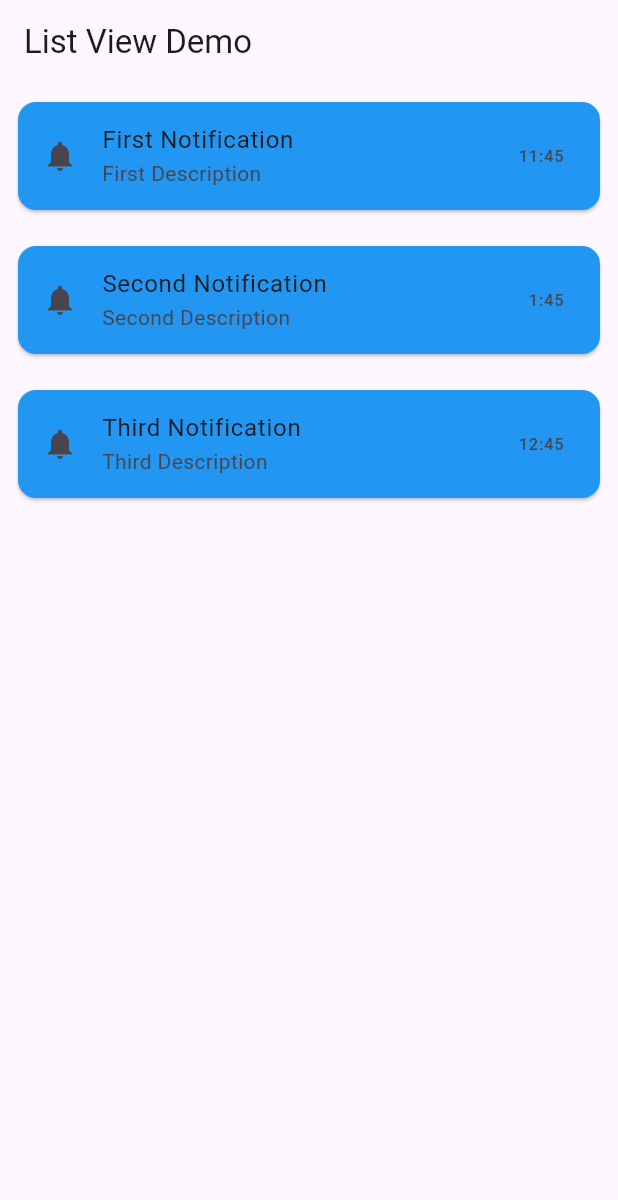
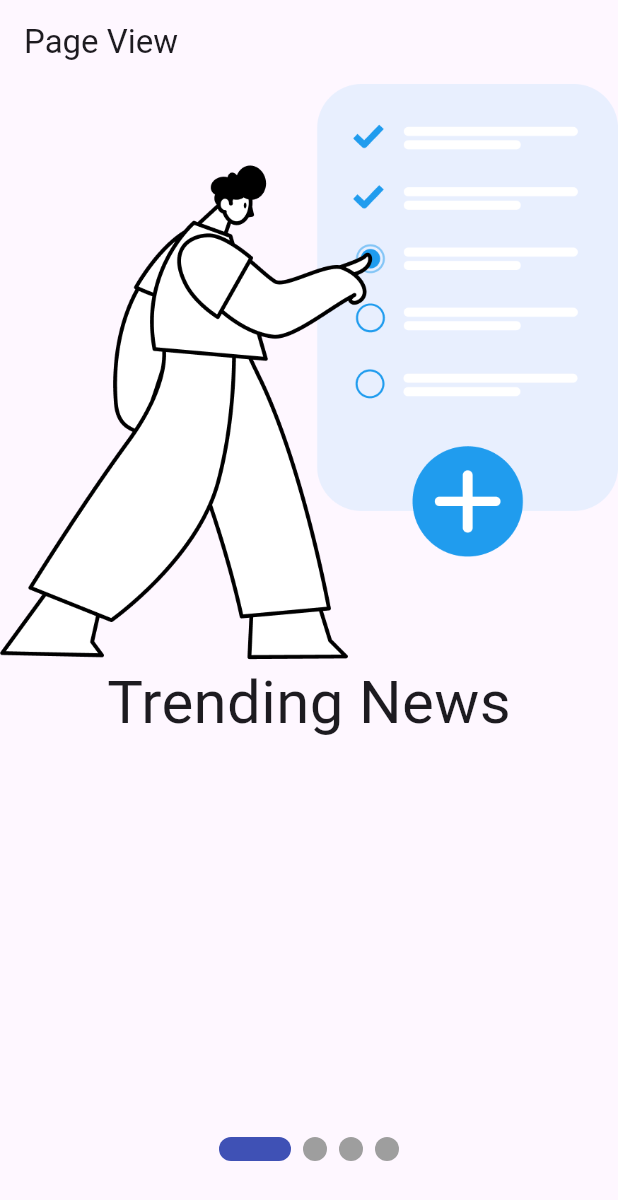
Before and after one commit to MuhammadAliKust/Flutter-B23, a Flutter app: the screen it shows after launch, on a phone screen of 412 x 824 dp. Shown: the top 1200 px of the screen. Run offline on Flutter 3.47's test engine with Material 3 defaults, Android fonts, the light colour scheme and no system bars; drawn by our look-alikes of smooth_page_indicator.

Commit message:
PageView Builder Done

```diff
--- a/lib/main.dart
+++ b/lib/main.dart
@@ -1,8 +1,10 @@
 import 'package:fltter_b23/list_view.dart';
+import 'package:fltter_b23/page_view.dart';
 import 'package:flutter/material.dart';
 
 import 'asset_image.dart';
 import 'login.dart';
+import 'multiple_selection.dart';
 import 'network_image.dart';
 
 void main() {
@@ -15,7 +17,7 @@
   @override
   Widget build(BuildContext context) {
     return MaterialApp(
-      home: ListViewDemo(),
+      home: PageViewDemo(),
       // home: Scaffold(
       //   backgroundColor: Colors.yellow,
       //   appBar: AppBar(
--- /dev/null
+++ b/lib/models/onboarding.dart
@@ -0,0 +1,6 @@
+class OnBoardingModel{
+  final String title;
+  final String image;
+
+  OnBoardingModel({required this.title, required this.image});
+}
--- /dev/null
+++ b/lib/page_view.dart
@@ -0,0 +1,58 @@
+import 'package:fltter_b23/models/onboarding.dart';
+import 'package:flutter/material.dart';
+import 'package:smooth_page_indicator/smooth_page_indicator.dart';
+
+class PageViewDemo extends StatelessWidget {
+  PageViewDemo({super.key});
+
+  List<OnBoardingModel> onBoardingList = [
+    OnBoardingModel(title: 'Trending News', image: 'assets/images/Group.png'),
+    OnBoardingModel(
+      title: 'React, Save & Share News',
+      image: 'assets/images/Group-1.png',
+    ),
+    OnBoardingModel(
+      title: 'Videos & Live News From YouTube',
+      image: 'assets/images/Group-2.png',
+    ),
+    OnBoardingModel(
+      title: 'Browse News From Variety Of Categories',
+      image: 'assets/images/Group-3.png',
+    ),
+  ];
+
+  PageController controller = PageController();
+
+  @override
+  Widget build(BuildContext context) {
+    return Scaffold(
+      appBar: AppBar(title: Text("Page View")),
+      body: Column(
+        children: [
+
+          Expanded(
+            child: PageView.builder(
+              controller: controller,
+              itemCount: onBoardingList.length,
+              scrollDirection: Axis.horizontal,
+              itemBuilder: (context, i) {
+                return Column(children: [
+                  Image.asset(onBoardingList[i].image),
+                  Text(onBoardingList[i].title,style: TextStyle(fontSize: 40),)
+                ],);
+              },
+            ),
+          ),
+          SmoothPageIndicator(
+              controller: controller,  // PageController
+              count:  onBoardingList.length,
+              effect:  ExpandingDotsEffect(),  // your preferred effect
+              onDotClicked: (index){
+              }
+          ),
+          SizedBox(height: 50,)
+        ],
+      ),
+    );
+  }
+}
--- a/lib/task.dart
+++ b/lib/task.dart
@@ -1,9 +1,11 @@
-void main(){
-  int a = 2028;
+void main() {
+  int month = 1;
 
-  if(a%4 == 0){
-    print("A is leap year");
-  }else{
-    print("A is not a leap year");
+  if (month == 1) {
+    print("January");
+  } else if (month == 2) {
+    print("February");
+  } else if (month == 3) {
+    print("March");
   }
 }
--- a/pubspec.yaml
+++ b/pubspec.yaml
@@ -34,6 +34,7 @@
   # The following adds the Cupertino Icons font to your application.
   # Use with the CupertinoIcons class for iOS style icons.
   cupertino_icons: ^1.0.8
+  smooth_page_indicator: ^1.2.1
 
 dev_dependencies:
   flutter_test:
```
Also changed, not shown: assets/images/Group-1.png (added), assets/images/Group-2.png (added), assets/images/Group-3.png (added), assets/images/Group.png (added), pubspec.lock.
